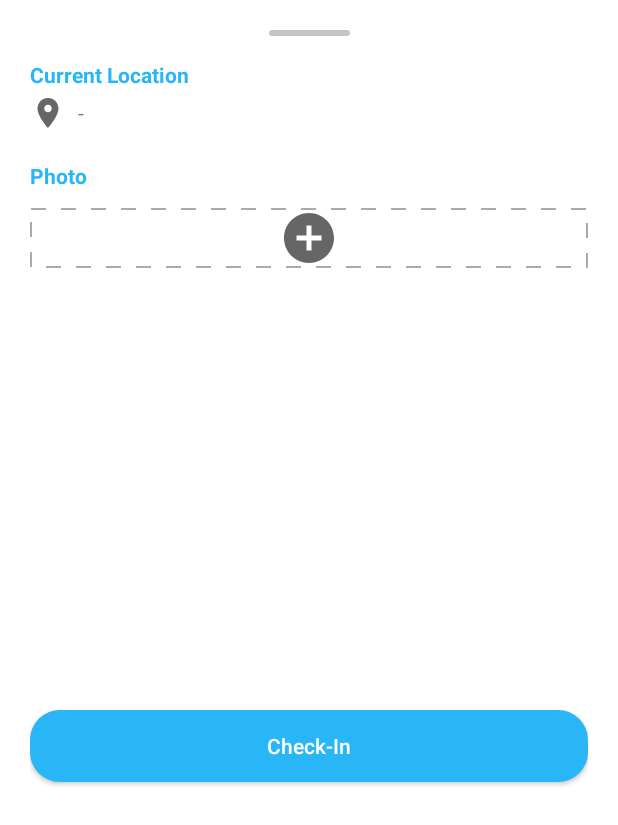
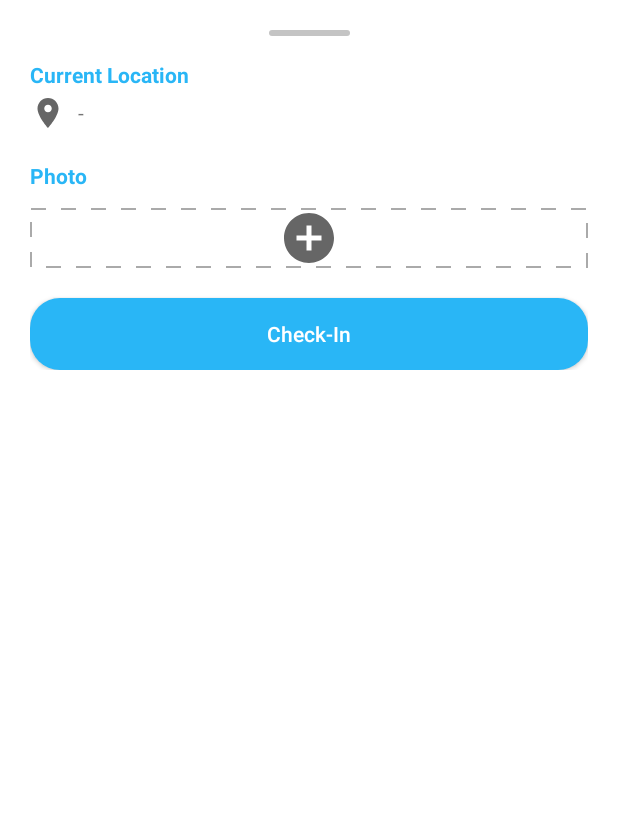
Before and after one commit to felaayulestari/presensi-android, an Android app: the layout bottom_sheet_presensi.xml on its own in the app's theme, with its tools: preview values and no code run, on a phone screen of 412 x 824 dp. Shown: the top 825 px of the screen. Run offline under Robolectric (Android 15) with nearby library versions, the phone set to English and light mode, and no system bars.

Commit message:
update beberapa page

```diff
--- a/app/src/main/res/layout/bottom_sheet_presensi.xml
+++ b/app/src/main/res/layout/bottom_sheet_presensi.xml
@@ -3,13 +3,13 @@
     xmlns:app="http://schemas.android.com/apk/res-auto"
     android:id="@+id/bottomSheetPresensi"
     android:layout_width="match_parent"
-    android:layout_height="match_parent"
+    android:layout_height="wrap_content"
     android:background="@android:color/white"
     android:paddingStart="20dp"
     android:paddingEnd="20dp"
     android:paddingTop="20dp"
     android:paddingBottom="28dp"
-    app:behavior_hideable="true"
+    app:behavior_hideable="false"
     app:behavior_peekHeight="44dp"
     app:layout_behavior="com.google.android.material.bottomsheet.BottomSheetBehavior">
 
--- a/app/src/main/res/xml/file_paths.xml
+++ b/app/src/main/res/xml/file_paths.xml
@@ -1,4 +1,4 @@
 <?xml version="1.0" encoding="utf-8"?>
 <paths>
-    <external-files-path name="my_images" path="/" />
+    <external-files-path name="my_images" path="Pictures/" />
 </paths>
```
Also changed, not shown: app/src/main/res/layout/fragment_histori.xml (+8 -6 lines).
